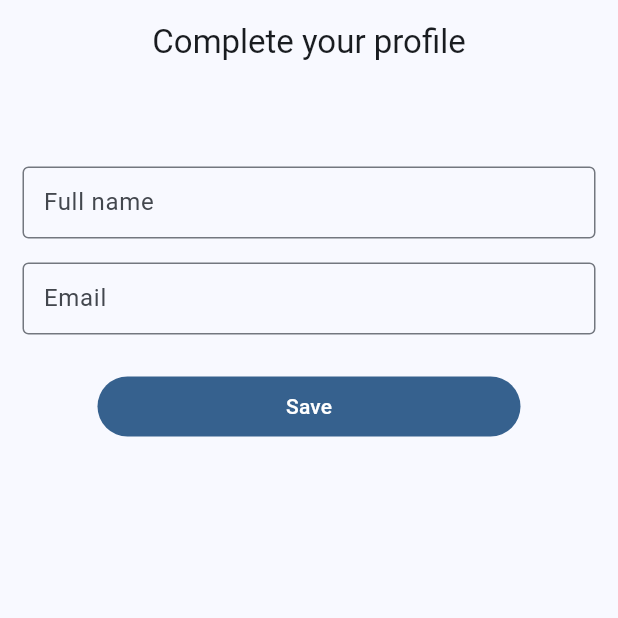
After one commit to ModatherAli/medical_city, a Flutter app: the CompleteProfileScreen screen opened by its route, on a phone screen of 412 x 824 dp, the top half of it. The commit adds this screen. Run offline on Flutter 3.47's test engine with Material 3 defaults, Android fonts, the phone set to English and light mode, and no system bars; our stand-ins replace awesome_notifications, cloud_firestore, connectivity_plus, dartz, firebase_auth, firebase_core and 10 more; accounts and stored records are empty; Roboto replaces fonts that are missing (Rubik); key blocks and very long unbroken strings in the code were emptied for the run.

Commit message:
updated auth method

```diff
--- a/lib/app/router/app_router.dart
+++ b/lib/app/router/app_router.dart
@@ -1,10 +1,12 @@
 import 'package:go_router/go_router.dart';
 import 'package:medical_city/screens/auth/intro_screen.dart';
 import 'package:medical_city/screens/auth/login_screen.dart';
+import 'package:medical_city/screens/auth/phone_input_screen.dart';
 import 'package:medical_city/screens/auth/phone_verification_screen.dart';
 import 'package:medical_city/screens/auth/signup_screen.dart';
 import 'package:medical_city/screens/main/main_screen.dart';
 import 'package:medical_city/screens/main/redirect_screen.dart';
+import 'package:medical_city/screens/profile/complete_profile_screen.dart';
 import 'package:medical_city/screens/profile/profile_screen.dart';
 import 'package:medical_city/screens/profile/reset_password_screen.dart';
 import 'package:medical_city/screens/profile/settings_screen.dart';
@@ -21,6 +23,10 @@ final appRouter = GoRouter(
     GoRoute(
       path: NavigationRoutes.intro,
       builder: (context, state) => IntroScreen(),
+    ),
+    GoRoute(
+      path: NavigationRoutes.phoneInput,
+      builder: (context, state) => const PhoneInputScreen(),
     ),
     GoRoute(
       path: NavigationRoutes.signup,
@@ -47,6 +53,13 @@ final appRouter = GoRouter(
       },
     ),
     GoRoute(
+      path: NavigationRoutes.completeProfile,
+      builder: (context, state) {
+        final phoneNumber = state.uri.queryParameters['phoneNumber'] ?? '';
+        return CompleteProfileScreen(phoneNumber: phoneNumber);
+      },
+    ),
+    GoRoute(
       path: NavigationRoutes.main,
       builder: (context, state) => const MainScreen(),
     ),
--- a/lib/app/router/navigation_routes.dart
+++ b/lib/app/router/navigation_routes.dart
@@ -1,10 +1,12 @@
 class NavigationRoutes {
   static const String redirect = "/redirect";
   static const String intro = "/intro";
+  static const String phoneInput = "/phoneInput";
   static const String login = "/login";
   static const String signup = "/signup";
   static const String restPassword = "/resetPassword";
   static const String phoneVerification = "/phoneVerification";
+  static const String completeProfile = "/completeProfile";
   static const String main = "/main";
   static const String profile = "/profile";
   static const String settings = "/settings";
--- a/lib/models/user_model.dart
+++ b/lib/models/user_model.dart
@@ -1,5 +1,5 @@
 class UserModel {
- final   String id;
+  final String id;
   final String name;
   final String email;
   final String phone;
@@ -38,6 +38,9 @@ class UserModel {
       'birthDate': birthDate.toIso8601String(),
     };
   }
+
+  // For Firestore helper compatibility
+  Map<String, dynamic> toJson() => toMap();
 
   // Create UserModel from Map (JSON deserialization)
   factory UserModel.fromMap(Map<String, dynamic> map) {
--- a/lib/screens/auth/widgets/start_auth_button.dart
+++ b/lib/screens/auth/widgets/start_auth_button.dart
@@ -13,7 +13,7 @@ class StartAuthButton extends StatelessWidget {
       style: ElevatedButton.styleFrom(
         padding: const EdgeInsets.symmetric(horizontal: 20, vertical: 10),
       ),
-      onPressed: () => context.push(NavigationRoutes.signup),
+      onPressed: () => context.push(NavigationRoutes.phoneInput),
       child: Row(
         mainAxisSize: MainAxisSize.min,
         mainAxisAlignment: MainAxisAlignment.spaceBetween,
--- /dev/null
+++ b/lib/screens/profile/complete_profile_screen.dart
@@ -0,0 +1,81 @@
+import 'package:flutter/material.dart';
+import 'package:get/get.dart';
+import 'package:go_router/go_router.dart';
+import 'package:medical_city/app/router/navigation_routes.dart';
+import 'package:medical_city/controllers/user_controller.dart';
+import 'package:medical_city/models/user_model.dart';
+import 'package:medical_city/screens/widgets/beauty_text_field.dart';
+import 'package:medical_city/shared/validators/form_validators.dart';
+
+class CompleteProfileScreen extends StatefulWidget {
+  final String phoneNumber;
+  const CompleteProfileScreen({super.key, required this.phoneNumber});
+
+  @override
+  State<CompleteProfileScreen> createState() => _CompleteProfileScreenState();
+}
+
+class _CompleteProfileScreenState extends State<CompleteProfileScreen> {
+  final _formKey = GlobalKey<FormState>();
+  final _name = TextEditingController();
+  final _email = TextEditingController();
+
+  @override
+  void dispose() {
+    _name.dispose();
+    _email.dispose();
+    super.dispose();
+  }
+
+  @override
+  Widget build(BuildContext context) {
+    return Scaffold(
+      appBar: AppBar(title: Text('Complete your profile'.tr)),
+      body: Form(
+        key: _formKey,
+        child: ListView(
+          padding: const EdgeInsets.all(15),
+          children: [
+            const SizedBox(height: 24),
+            BeautyTextField(
+              fieldName: 'Full name',
+              controller: _name,
+              validator: minLengthValidator(3),
+            ),
+            BeautyTextField(
+              fieldName: 'Email',
+              controller: _email,
+              validator: emailValidator,
+              textInputType: TextInputType.emailAddress,
+              textDirection: TextDirection.ltr,
+            ),
+            const SizedBox(height: 24),
+            Padding(
+              padding: const EdgeInsets.symmetric(horizontal: 50),
+              child: FilledButton(onPressed: _onSave, child: Text('Save'.tr)),
+            ),
+          ],
+        ),
+      ),
+    );
+  }
+
+  Future<void> _onSave() async {
+    if (!_formKey.currentState!.validate()) return;
+    final controller = Get.find<UserController>();
+    final user = UserModel(
+      id: '',
+      name: _name.text.trim(),
+      email: _email.text.trim(),
+      phone: widget.phoneNumber,
+      imageUrl: '',
+      joinAt: DateTime.now(),
+      birthDate: DateTime.now(),
+    );
+    final saved = await controller.saveCompletedProfile(user);
+    if (!mounted) return;
+    if (saved) {
+      context.go(NavigationRoutes.main);
+    }
+  }
+}
--- a/lib/screens/profile/profile_screen.dart
+++ b/lib/screens/profile/profile_screen.dart
@@ -42,7 +42,7 @@ class ProfileScreen extends StatelessWidget {
               const CircleAvatar(radius: 50),
               const SizedBox(height: 10),
               Text(
-                user.name ?? 'No Name',
+                user.name,
                 style: const TextStyle(
                   fontSize: 22,
                   fontWeight: FontWeight.bold,
@@ -50,7 +50,7 @@ class ProfileScreen extends StatelessWidget {
               ),
               const SizedBox(height: 5),
               Text(
-                user.phone ?? 'No Phone Number',
+                user.phone,
                 style: const TextStyle(fontSize: 16, color: Colors.grey),
               ),
               const SizedBox(height: 20),
--- a/lib/services/firebase/fire_auth.dart
+++ b/lib/services/firebase/fire_auth.dart
@@ -73,4 +73,50 @@ class FireAuth {
       return false;
     }
   }
+
+  // PHONE AUTH
+  static Future<String> startPhoneNumberVerification({
+    required String phoneNumber,
+    Duration timeout = const Duration(seconds: 60),
+  }) async {
+    final completer = Completer<String>();
+    try {
+      await _firebaseAuth.verifyPhoneNumber(
+        phoneNumber: phoneNumber,
+        timeout: timeout,
+        verificationCompleted: (PhoneAuthCredential credential) async {
+          try {
+            await _firebaseAuth.signInWithCredential(credential);
+            // On Android, auto-retrieval may complete without explicit code entry
+            completer.complete(credential.verificationId ?? '');
+          } catch (e) {
+            if (!completer.isCompleted) completer.completeError(e);
+          }
+        },
+        verificationFailed: (FirebaseAuthException e) {
+          if (!completer.isCompleted) completer.completeError(e);
+        },
+        codeSent: (String verificationId, int? resendToken) {
+          if (!completer.isCompleted) completer.complete(verificationId);
+        },
+        codeAutoRetrievalTimeout: (String verificationId) {
+          // No-op; user can request resend
+        },
+      );
+    } catch (e) {
+      if (!completer.isCompleted) completer.completeError(e);
+    }
+    return completer.future;
+  }
+
+  static Future<UserCredential> signInWithSmsCode({
+    required String verificationId,
+    required String smsCode,
+  }) async {
+    final PhoneAuthCredential credential = PhoneAuthProvider.credential(
+      verificationId: verificationId,
+      smsCode: smsCode,
+    );
+    return _firebaseAuth.signInWithCredential(credential);
+  }
 }
```
Also changed, not shown: lib/controllers/user_controller.dart (+82 -22 lines), lib/screens/auth/login_screen.dart (+3 -4 lines), lib/screens/auth/phone_input_screen.dart (added, +81 -0 lines), lib/screens/auth/phone_verification_screen.dart (+15 -9 lines), lib/screens/auth/signup_screen.dart (+3 -4 lines), lib/screens/auth/widgets/other_auth_icon_buttons.dart (added, +66 -0 lines), lib/screens/widgets/other_auth_icon_buttons.dart (deleted, +0 -32 lines).
